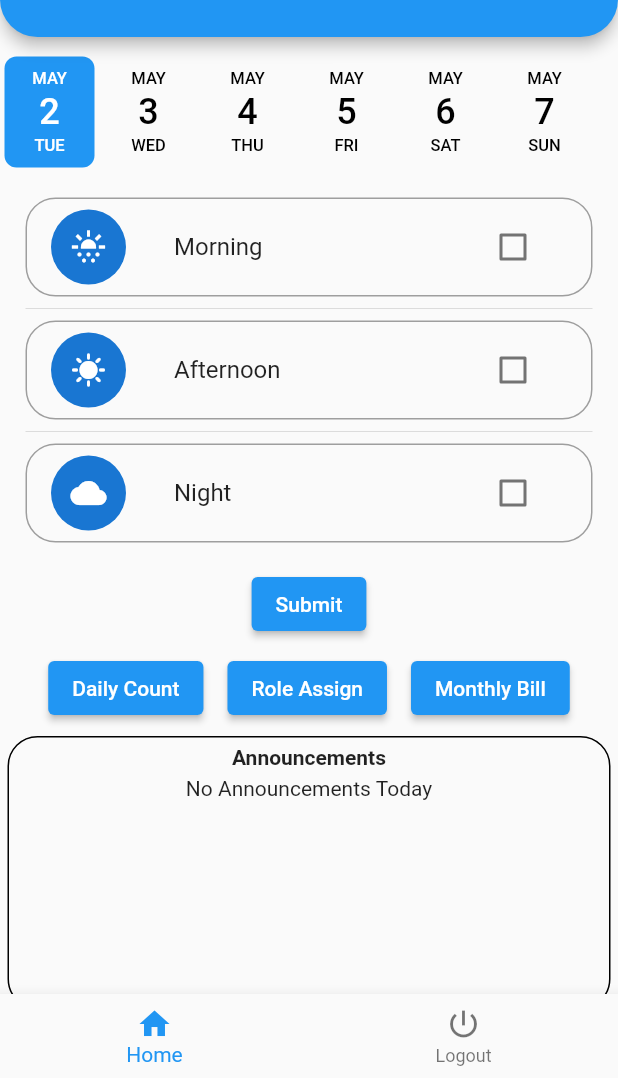
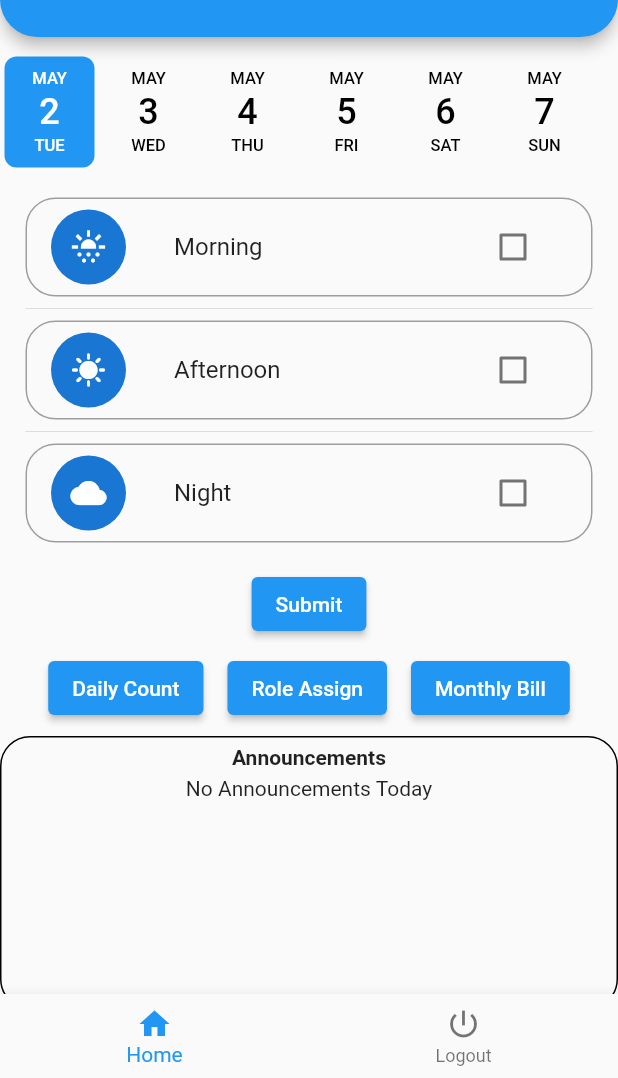
Before and after one commit to j3rinpaul/Messlab, a Flutter app: the ManagerHome screen opened directly, on a phone screen of 412 x 824 dp, the part 158-1236 px from its top. Run offline on Flutter 3.47's test engine with Material 2 defaults, Android fonts, the phone set to English and light mode, and no system bars; drawn by our look-alikes of date_picker_timeline.

Commit message:
sized-re

```diff
--- a/lib/screens/managerHome/ScreenReview.dart
+++ b/lib/screens/managerHome/ScreenReview.dart
@@ -24,7 +24,7 @@ class _ScreenReviewState extends State<ScreenReview> {
             border: Border.all(),
             borderRadius: BorderRadius.all(Radius.circular(20))),
         child: SizedBox(
-          width: 400,
+          width: 425,
           height: 180,
           child: Column(
             children: [
@@ -49,7 +49,7 @@ class _ScreenReviewState extends State<ScreenReview> {
               border: Border.all(),
               borderRadius: BorderRadius.all(Radius.circular(20))),
           child: SizedBox(
-            width: 400,
+            width: 425,
             height: 150,
             child: Column(
               children: [
```
